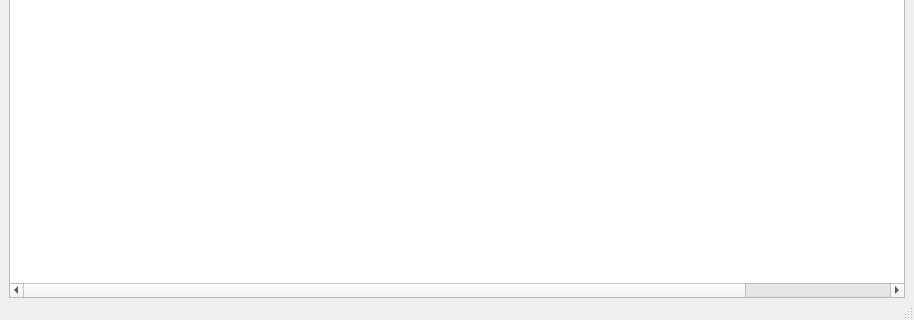
This is pyqt_windows/main_window.ui in MelonRodante/ModList as Qt 5 draws it before an edit; both pictures show x 0 to 914 and y 265 to 585 of the 914 by 585 pixel window. The edited form follows.
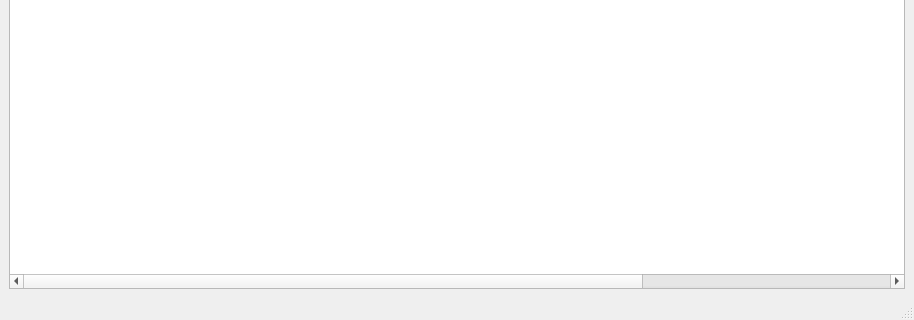
This is the edited form. Icons and pictures are not drawn.

Commit message: Cambios en el estilo oscuro y adaptacion de widgets al nuevo estilo

Diff of the .ui file:
```diff
--- a/pyqt_windows/main_window.ui
+++ b/pyqt_windows/main_window.ui
@@ -32,7 +32,7 @@
   <widget class="QWidget" name="centralwidget">
    <layout class="QVBoxLayout" name="verticalLayout">
     <property name="bottomMargin">
-     <number>0</number>
+     <number>9</number>
     </property>
     <item>
      <layout class="QHBoxLayout" name="hlBuscar">
@@ -102,6 +102,11 @@
     </item>
     <item>
      <widget class="QTableWidget" name="tableMods">
+      <property name="font">
+       <font>
+        <family>MS Shell Dlg 2</family>
+       </font>
+      </property>
       <property name="autoFillBackground">
        <bool>false</bool>
       </property>
@@ -127,7 +132,7 @@
        <number>150</number>
       </attribute>
       <attribute name="horizontalHeaderMinimumSectionSize">
-       <number>40</number>
+       <number>10</number>
       </attribute>
       <attribute name="verticalHeaderDefaultSectionSize">
        <number>40</number>
@@ -195,6 +200,11 @@
         </font>
        </property>
       </column>
+      <column>
+       <property name="text">
+        <string/>
+       </property>
+      </column>
      </widget>
     </item>
    </layout>
```
Left out of the diff: 6 changed lines with no effect on the pictures. The commit also changes 3 other files.
